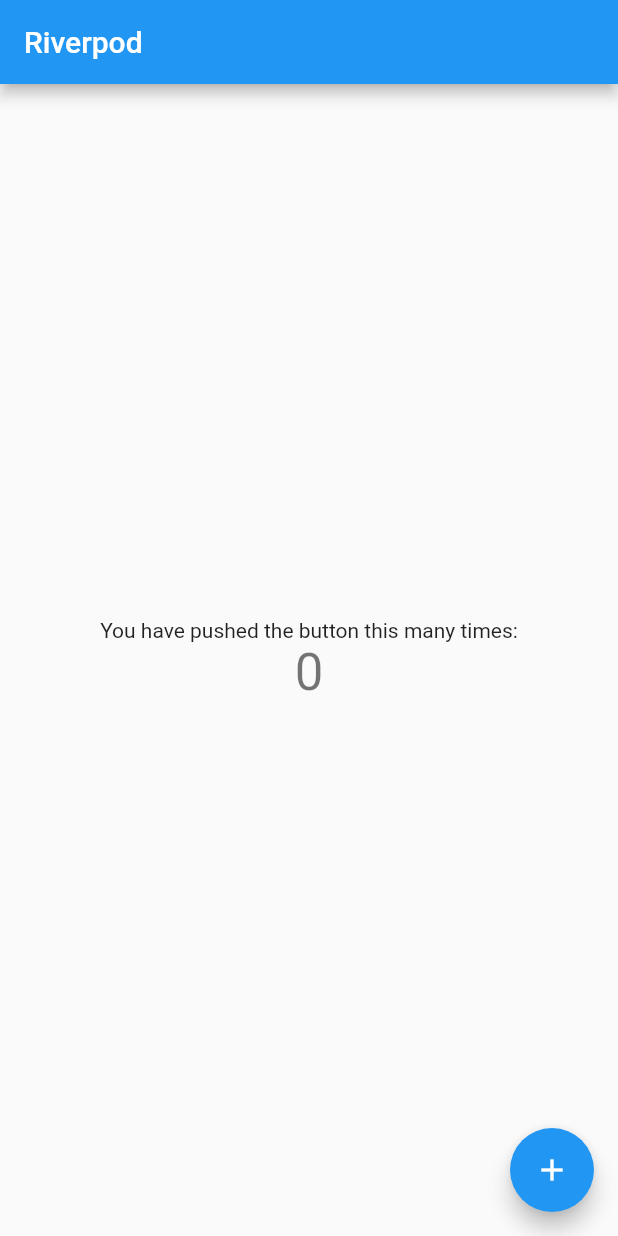
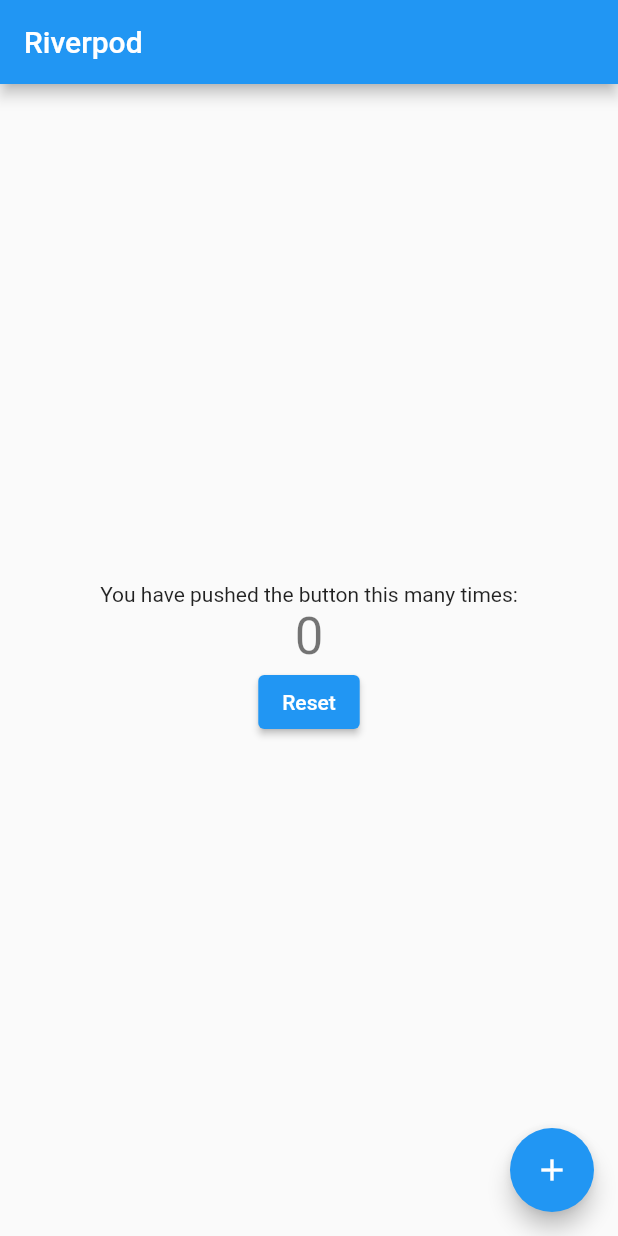
Before and after one commit to Kotaro666-dev/flutter_practice, a Flutter app: the screen it shows after launch, on a phone screen of 412 x 824 dp. Run offline on Flutter 3.47's test engine with Material 2 defaults, Android fonts, the phone set to English and light mode, and no system bars; our stand-ins replace flutter_redux, flutter_riverpod, redux, video_player; missing offline and left inert: vsync_provider.

Commit message:
Update: Add reset button

```diff
--- a/riverpod_counter_playground/lib/home_page.dart
+++ b/riverpod_counter_playground/lib/home_page.dart
@@ -23,6 +23,11 @@ class HomePage extends ConsumerWidget {
               '$_count',
               style: Theme.of(context).textTheme.headline4,
             ),
+            ElevatedButton(
+                onPressed: () {
+                  ref.read(counterProvider.state).state = 0;
+                },
+                child: const Text("Reset"))
           ],
         ),
       ),
```
